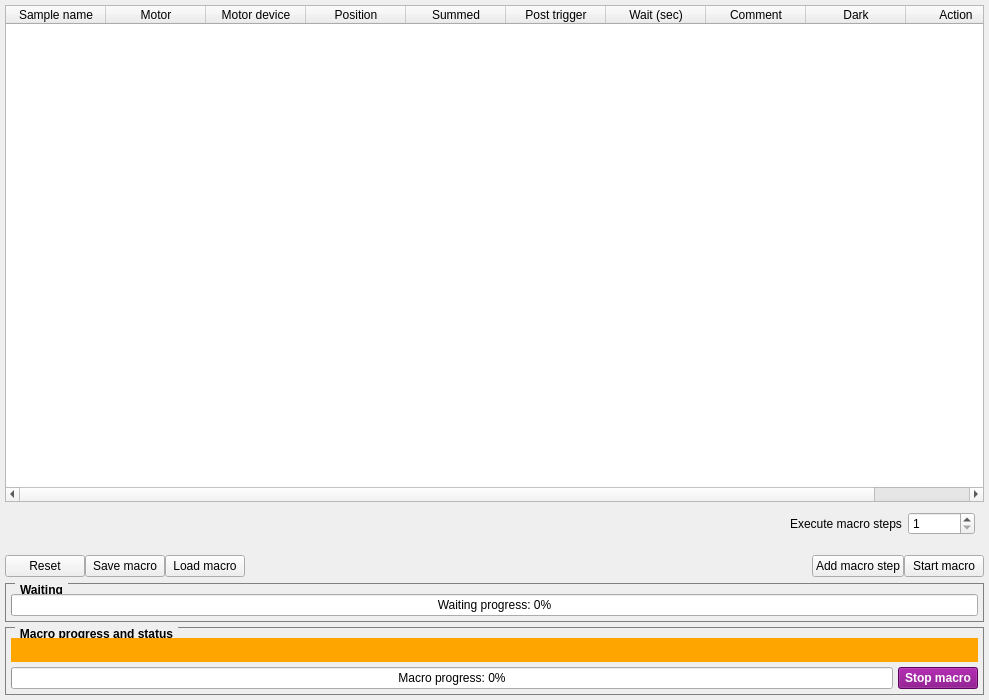
Before: the Qt Designer form P02.1/Revolver/macro/UI/layout_simple_macro.ui in DESY-Petra-III/P02, drawn with Qt 5.
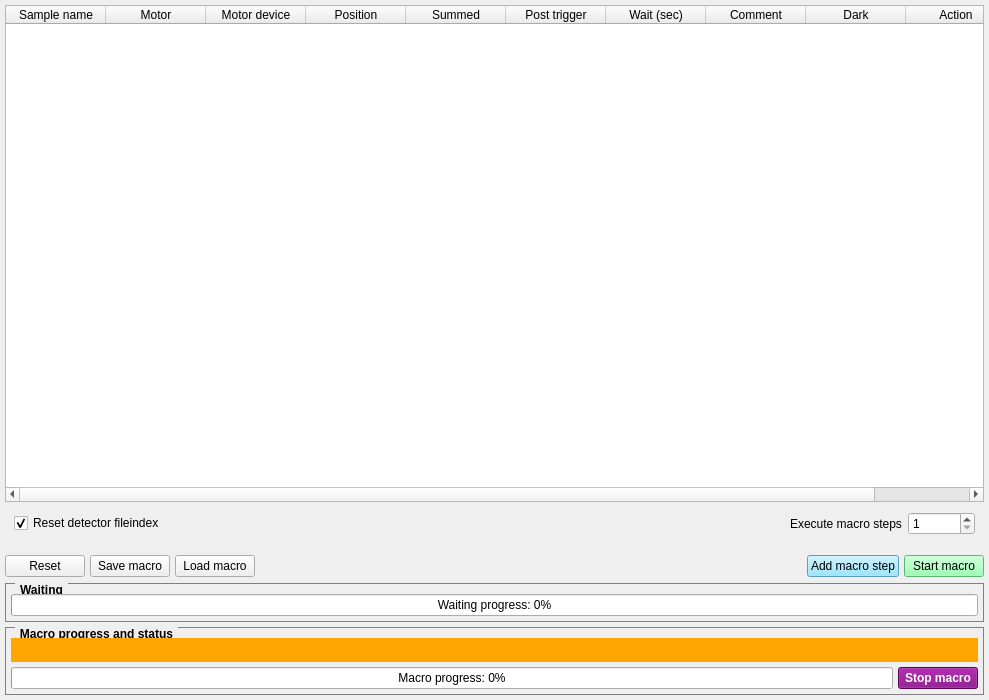
After: the same form once the commit is applied.

What changed in the file:
```diff
--- a/P02.1/Revolver/macro/UI/layout_simple_macro.ui
+++ b/P02.1/Revolver/macro/UI/layout_simple_macro.ui
@@ -35,7 +35,10 @@
       <property name="bottomMargin">
        <number>0</number>
       </property>
-      <property name="spacing">
+      <property name="horizontalSpacing">
+       <number>5</number>
+      </property>
+      <property name="verticalSpacing">
        <number>0</number>
       </property>
       <item row="0" column="1">
@@ -67,6 +70,10 @@
       </item>
       <item row="0" column="4">
        <widget class="QPushButton" name="button_add_macro">
+        <property name="styleSheet">
+         <string notr="true">QPushButton{background:#80DFFF}
+QPushButton:disabled{ background:silver;color:grey }</string>
+        </property>
         <property name="text">
          <string>Add macro step</string>
         </property>
@@ -74,6 +81,10 @@
       </item>
       <item row="0" column="5">
        <widget class="QPushButton" name="button_run_macros">
+        <property name="styleSheet">
+         <string notr="true">QPushButton{background:#80FF9F}
+QPushButton:disabled{ background:silver;color:grey }</string>
+        </property>
         <property name="text">
          <string>Start macro</string>
         </property>
@@ -202,7 +213,8 @@
         <item>
          <widget class="QPushButton" name="input_macro_halt">
           <property name="styleSheet">
-           <string notr="true">background:purple;font-weight:bold;color:#fff</string>
+           <string notr="true">QPushButton{background:purple;font-weight:bold;color:#fff;}
+QPushButton:disabled{ background:silver;color:grey }</string>
           </property>
           <property name="text">
            <string>Stop macro</string>
@@ -223,7 +235,7 @@
       <property name="topMargin">
        <number>5</number>
       </property>
-      <item row="0" column="0">
+      <item row="0" column="1">
        <spacer name="horizontalSpacer_3">
         <property name="orientation">
          <enum>Qt::Horizontal</enum>
@@ -236,7 +248,7 @@
         </property>
        </spacer>
       </item>
-      <item row="0" column="1">
+      <item row="0" column="3">
        <widget class="QLabel" name="label_8">
         <property name="sizePolicy">
          <sizepolicy hsizetype="Preferred" vsizetype="Preferred">
@@ -249,7 +261,7 @@
         </property>
        </widget>
       </item>
-      <item row="0" column="2">
+      <item row="0" column="4">
        <widget class="QSpinBox" name="repeat_macro">
         <property name="minimum">
          <number>1</number>
@@ -259,6 +271,16 @@
         </property>
        </widget>
       </item>
+      <item row="0" column="0">
+       <widget class="QCheckBox" name="macro_reset_fileindex">
+        <property name="text">
+         <string>Reset detector fileindex</string>
+        </property>
+        <property name="checked">
+         <bool>true</bool>
+        </property>
+       </widget>
+      </item>
      </layout>
     </widget>
    </item>
```
